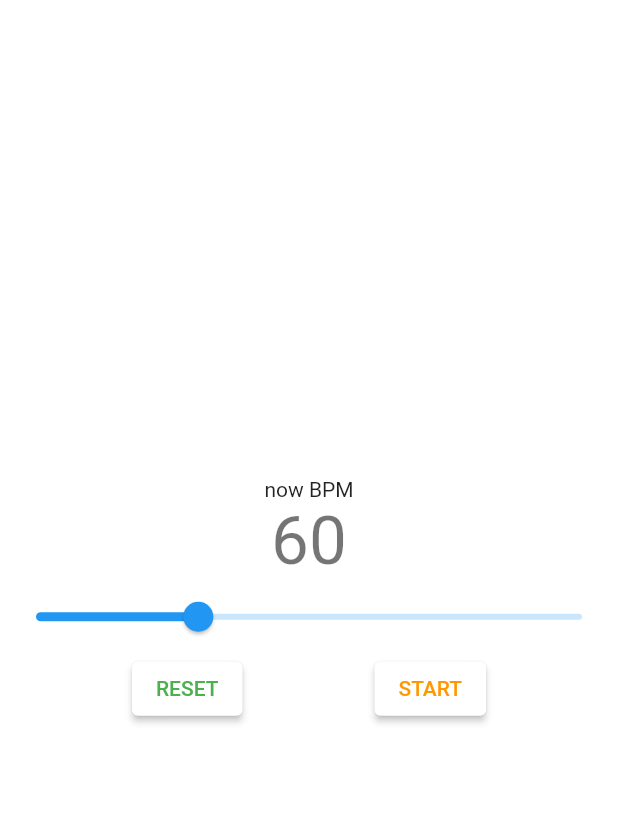
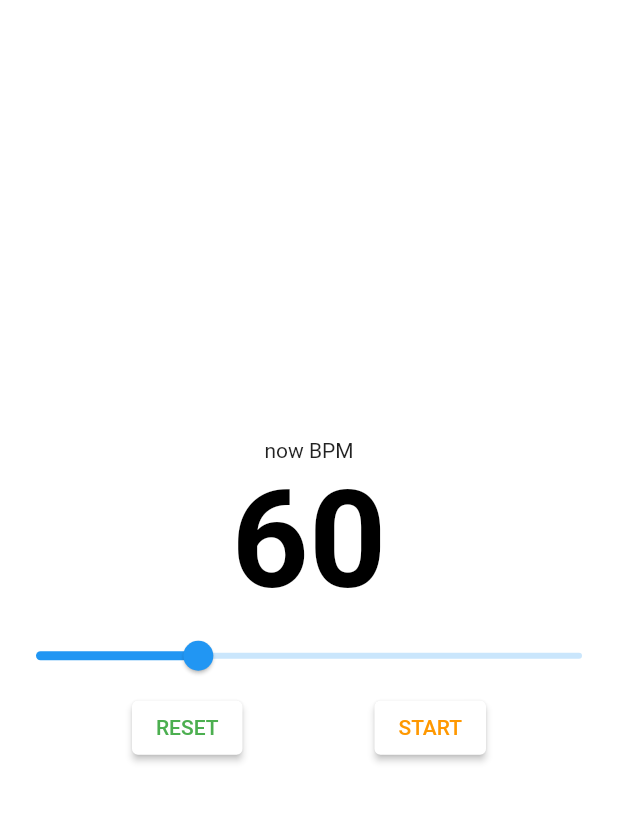
Before and after one commit to yuto90/metronome, a Flutter app: the screen it shows after launch, on a phone screen of 412 x 824 dp, the part 59-882 px from its top. Run offline on Flutter 3.47's test engine with Material 2 defaults, Android fonts, the phone set to English and light mode, and no system bars; missing offline and left inert: soundpool.

Commit message:
BPM文字サイズを変更

```diff
--- a/lib/home/home.dart
+++ b/lib/home/home.dart
@@ -29,7 +29,11 @@ class Home extends StatelessWidget {
                     ),
                     Text(
                       model.tempo.toString(),
-                      style: Theme.of(context).textTheme.headline3,
+                      style: TextStyle(
+                        fontWeight: FontWeight.bold,
+                        fontSize: 90,
+                        color: Colors.black,
+                      ),
                     ),
                     Slider(
                       value: model.tempo.toDouble(),
```
